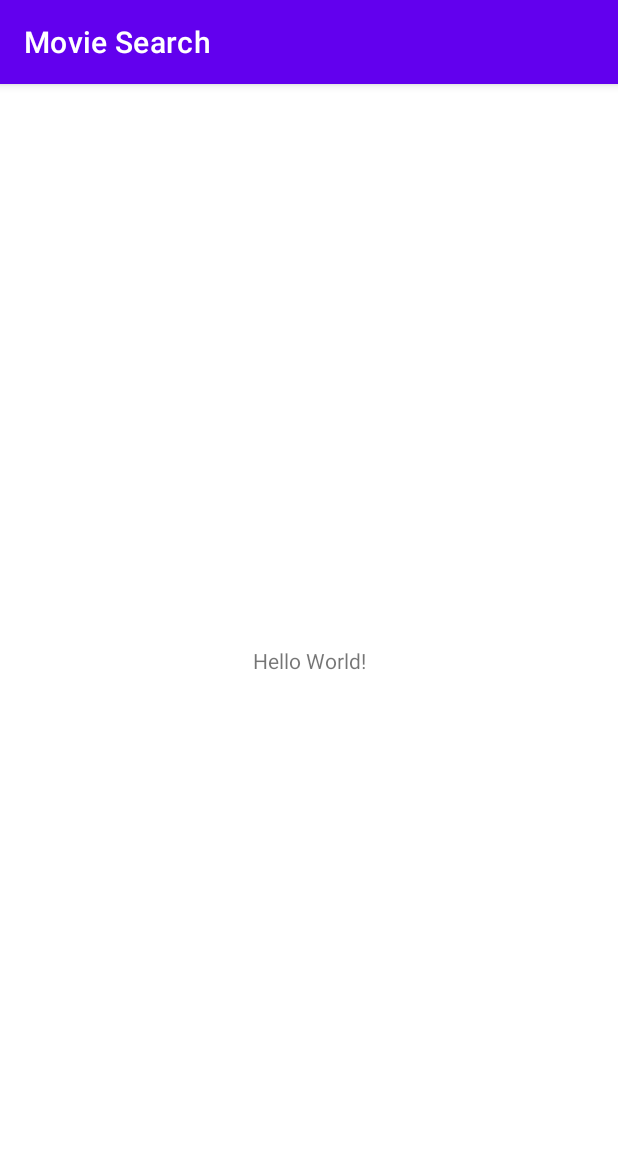
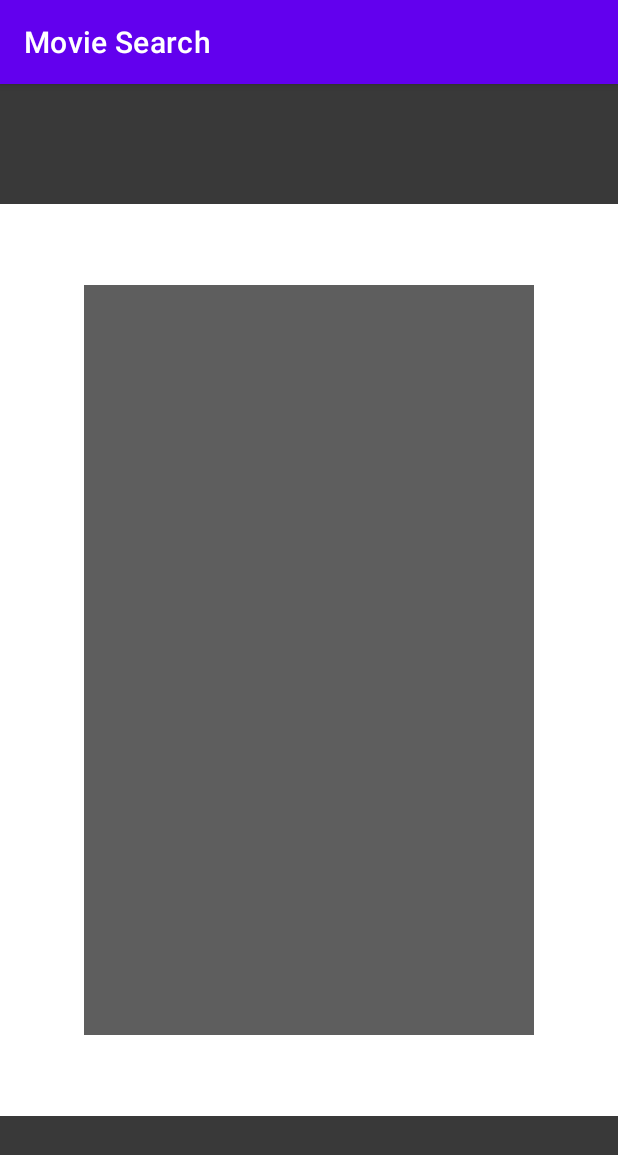
Before and after one commit to RVKovalchuk/PetProject_app_MovieSearch, an Android app: the screen it shows after launch (MainActivity), on a phone screen of 412 x 824 dp. Shown: the top 1155 px of the screen. Run offline under Robolectric (Android 15) with nearby library versions, the light colour scheme and no system bars.

Commit message:
Added bottom button bar, top bar, layout of background.

```diff
--- a/app/src/main/res/layout/activity_main.xml
+++ b/app/src/main/res/layout/activity_main.xml
@@ -5,14 +5,29 @@
     android:layout_width="match_parent"
     android:layout_height="match_parent"
     tools:context=".MainActivity">
+<LinearLayout
+    android:layout_width="300dp"
+    android:layout_height="500dp"
+    android:orientation="vertical"
+    app:layout_constraintBottom_toBottomOf="parent"
+    app:layout_constraintTop_toTopOf="parent"
+    app:layout_constraintStart_toStartOf="parent"
+    app:layout_constraintEnd_toEndOf="parent"
+    android:background="@color/grey"/>
 
-    <TextView
-        android:layout_width="wrap_content"
-        android:layout_height="wrap_content"
-        android:text="Hello World!"
-        app:layout_constraintBottom_toBottomOf="parent"
-        app:layout_constraintLeft_toLeftOf="parent"
-        app:layout_constraintRight_toRightOf="parent"
-        app:layout_constraintTop_toTopOf="parent" />
+  <FrameLayout
+      android:layout_width="match_parent"
+      android:layout_height="80dp"
+      android:background="@color/grey_dark"
+      app:layout_constraintBottom_toBottomOf="parent"
+      app:layout_constraintStart_toStartOf="parent"
+      app:layout_constraintEnd_toEndOf="parent"/>
+    <FrameLayout
+        android:layout_width="match_parent"
+        android:layout_height="80dp"
+        android:background="@color/grey_dark"
+        app:layout_constraintTop_toTopOf="parent"
+        app:layout_constraintStart_toStartOf="parent"
+        app:layout_constraintEnd_toEndOf="parent"/>
 
 </androidx.constraintlayout.widget.ConstraintLayout>
--- a/app/src/main/res/values/colors.xml
+++ b/app/src/main/res/values/colors.xml
@@ -7,4 +7,6 @@
     <color name="teal_700">#FF018786</color>
     <color name="black">#FF000000</color>
     <color name="white">#FFFFFFFF</color>
+    <color name="grey_dark">#FF393939</color>
+    <color name="grey">#FF5E5E5E</color>
 </resources>
```
